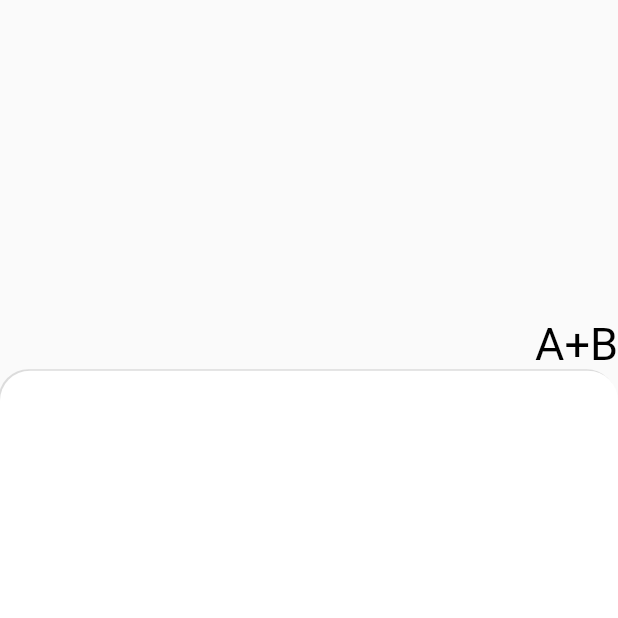
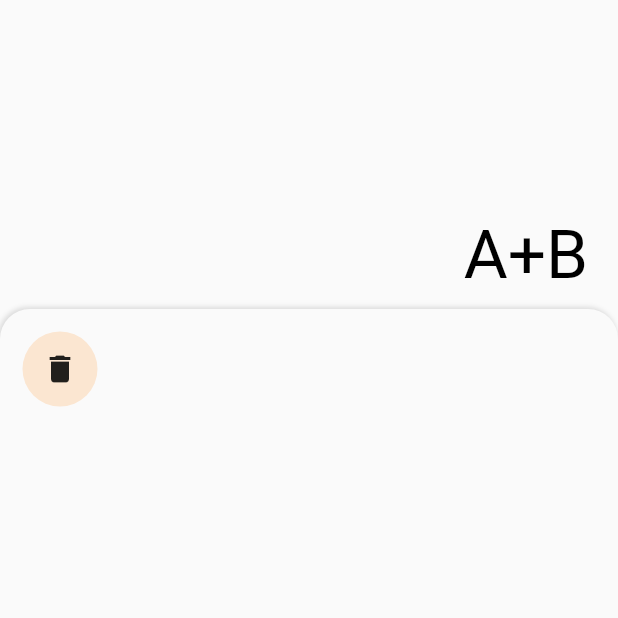
Before and after one commit to JovannyRch/tablas_de_verdad_flutter, a Flutter app: the screen it shows after launch, on a phone screen of 412 x 824 dp, the top half of it. Run offline on Flutter 3.47's test engine with Material 2 defaults, Android fonts, the phone set to English and light mode, and no system bars.

```diff
--- a/lib/screens/home_screen.dart
+++ b/lib/screens/home_screen.dart
@@ -1,4 +1,5 @@
 import 'package:flutter/material.dart';
+import 'package:tablas_de_verdad/widgets/ButtonWidget.dart';
 import 'package:tablas_de_verdad/widgets/DisplayWidget.dart';
 
 class HomeScreen extends StatefulWidget {
@@ -32,15 +33,32 @@ class _HomeScreenState extends State<HomeScreen> {
   Widget _buttonContainer() {
     return Expanded(
       child: Container(
+        padding: EdgeInsets.all(15.0),
         decoration: BoxDecoration(
-          color: Colors.white,
-          borderRadius: BorderRadius.only(topLeft: Radius.circular(20.0), topRight: Radius.circular(20.0)),
-          boxShadow: [
-            BoxShadow(offset: Offset(-1,-1),color: Colors.black12),
-
-          ]
+            color: Colors.grey.shade50,
+            borderRadius: BorderRadius.only(
+                topLeft: Radius.circular(20.0),
+                topRight: Radius.circular(20.0)),
+            boxShadow: [
+              BoxShadow(
+                offset: Offset(-1, -1),
+                color: Colors.black12,
+                blurRadius: 2.0,
+              ),
+            ]),
+        child: Column(
+          children: [
+            Row(
+              mainAxisAlignment: MainAxisAlignment.start,
+              children: [
+                Button(icon: Icons.delete, onTap: handleClickButton),
+              ],
+            ),
+          ],
         ),
       ),
     );
   }
+
+  void handleClickButton(String icon) {}
 }
--- a/lib/widgets/ButtonWidget.dart
+++ b/lib/widgets/ButtonWidget.dart
@@ -1,17 +1,36 @@
 import 'package:flutter/material.dart';
+import 'package:tablas_de_verdad/const/conts.dart';
 
 class Button extends StatelessWidget {
   final String label;
-  final Function onTap;
-  Button({@required this.label, this.onTap});
+  final Function(String) onTap;
+  final IconData icon;
+
+
+  Button({this.label,@required this.onTap, this.icon});
+  double radius  = 50.0;
+
   @override
   Widget build(BuildContext context) {
     return GestureDetector(
       child: Container(
+        height: radius,
+        width: radius,
+        decoration: BoxDecoration(
+          shape: BoxShape.circle,
+          color: kMainColor.withOpacity(0.2),
+        ),
         child: Center(
-          child: Text(label),
+          child: _renderBody(),
         ),
       ),
     );
   }
+
+  Widget _renderBody(){
+    if(icon != null){
+      return Icon(icon);
+    }
+    return Text(label);
+  }
 }
--- a/lib/widgets/DisplayWidget.dart
+++ b/lib/widgets/DisplayWidget.dart
@@ -2,6 +2,8 @@ import 'package:flutter/material.dart';
 
 class Display extends StatelessWidget {
   final String input;
+
+
   Display({@required this.input});
   Size _size;
 
@@ -9,8 +11,9 @@ class Display extends StatelessWidget {
   Widget build(BuildContext context) {
     _size = MediaQuery.of(context).size;
     return Container(
-      height: _size.height * 0.3,
+      height: _size.height * 0.25,
       width: double.infinity,
+      padding: EdgeInsets.only(bottom: 10.0, right: 20.0),
       decoration: BoxDecoration(
 
       ),
@@ -21,7 +24,7 @@ class Display extends StatelessWidget {
           Text(
             this.input,
             style: TextStyle(
-              fontSize: 30.0,
+              fontSize: 45.0,
               color: Colors.black,
             ),
           ),
```
Also changed, not shown: lib/provider/AppProvider.dart (added, +32 -0 lines), pubspec.yaml (+2 -55 lines), pubspec.lock.
